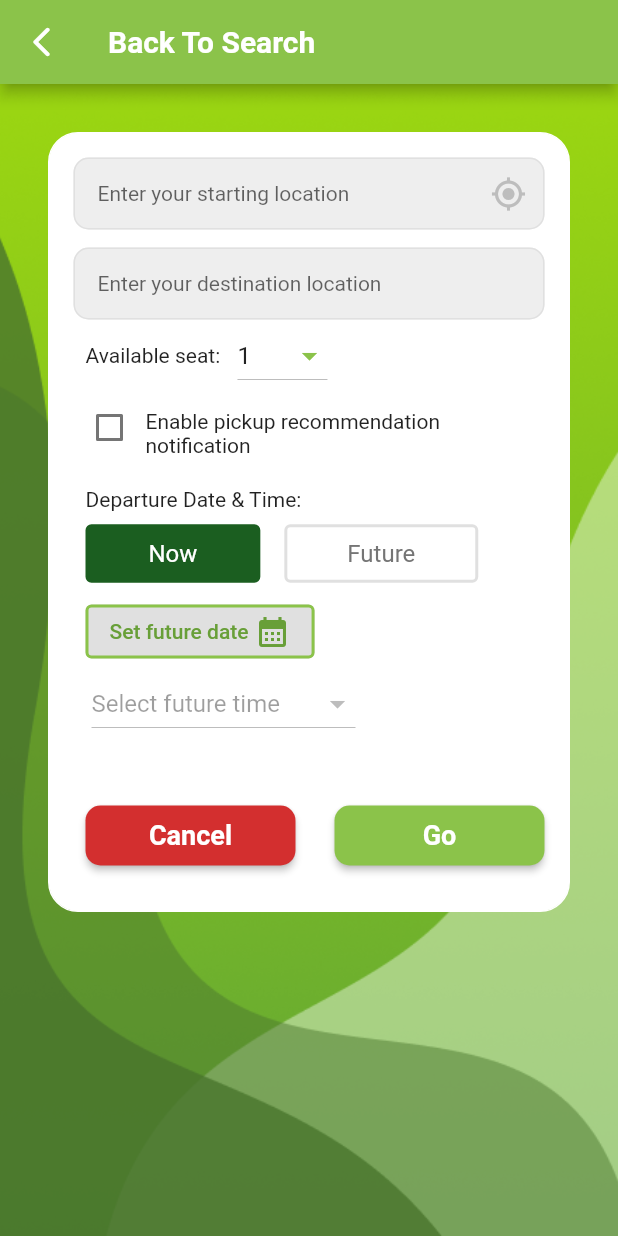
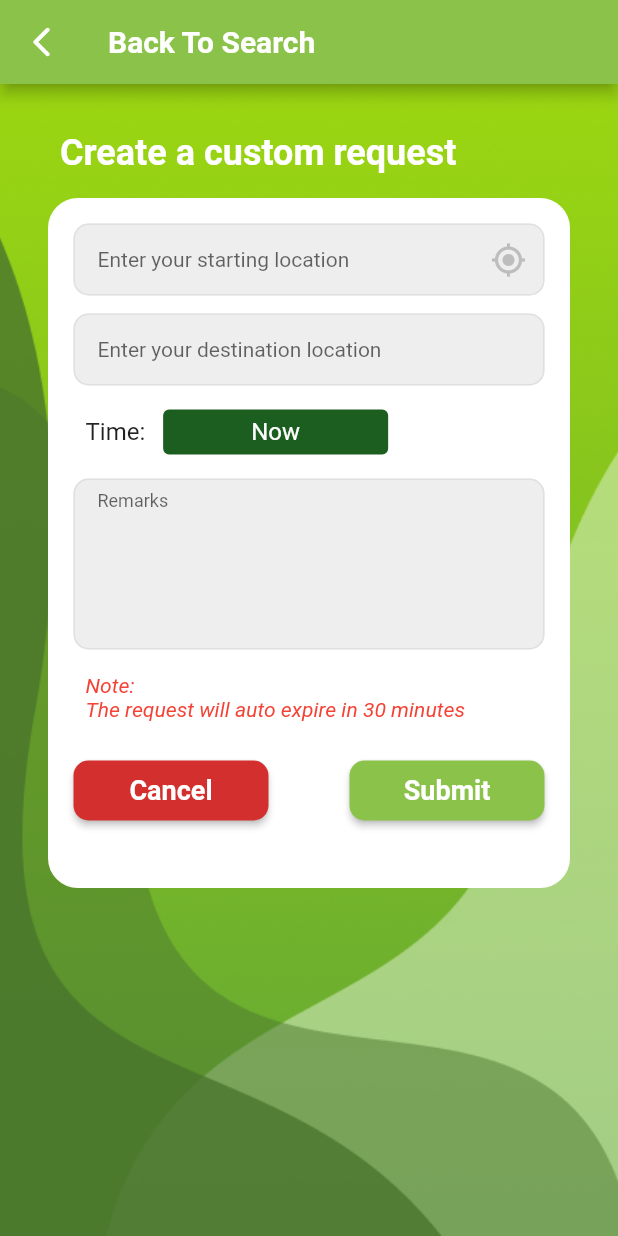
Before and after one commit to Endairion/6002CEM_Group13, a Flutter app: the SearchAvailableTrips screen opened directly, after a tap on "Request for trips", on a phone screen of 412 x 824 dp. Run offline on Flutter 3.47's test engine with Material 2 defaults, Android fonts, the phone set to English and light mode, and no system bars; our stand-ins replace firebase_core, flutter_native_splash, get; accounts and stored records are empty; network calls fail; statements that could not run were skipped.

Commit message:
Update custom trip request page ui

```diff
--- a/lib/CreateCustomTrip.dart
+++ b/lib/CreateCustomTrip.dart
@@ -18,61 +18,6 @@ class CreateCustomTrip extends StatefulWidget {
 }
 
 class _CreateCustomTripState extends State<CreateCustomTrip> {
-  // Set Initial Selected Value
-  String _dropDownValue = '1';
-  // List of items in available seats menu
-  final _seatValue = ['1', '2', '3', '4', '5', '6'];
-
-  bool _pickupNotificationIsChecked = false;
-
-  int _departureValue = 1;
-
-  bool _isFutureDateActive = false;
-
-  // Set Initial Selected Value for future time
-  String _timeDropDownValue = 'Select future time';
-  // List of items in available seats menu
-  final _timeValue = [
-    'Select future time',
-    '5:00 am',
-    '6:00 am',
-    '7:00 am',
-    '8:00 am',
-    '9:00am',
-    '10:00 am',
-    '11:00am',
-    '12:00 pm',
-    '1:00 pm',
-    '2:00 pm',
-    '3:00 pm',
-    '4:00 pm',
-    '5:00 pm',
-    '6:00 pm',
-    '7:00 pm',
-    '8:00 pm',
-    '9:00 pm',
-    '10:00 pm',
-    '11:00 pm',
-    '12:00 am'
-  ];
-
-  //future date picker
-  DateTime selectedDate = DateTime.now();
-  String selectedDateText = 'Set future date';
-
-  Future<void> _selectDate(BuildContext context) async {
-    final DateTime? picked = await showDatePicker(
-        context: context,
-        initialDate: selectedDate,
-        firstDate: selectedDate,
-        lastDate: DateTime(2100));
-    if (picked != null && picked != selectedDate) {
-      setState(() {
-        selectedDate = picked;
-        selectedDateText = DateFormat("dd-MM-yyyy").format(selectedDate);
-      });
-    }
-  }
 
   final TextEditingController _controller = TextEditingController();
   final TextEditingController _controller2 = TextEditingController();
@@ -182,12 +127,22 @@ class _CreateCustomTripState extends State<CreateCustomTrip> {
               ),
             ),
             constraints: BoxConstraints.expand(),
+            child: Padding(
+              padding: const EdgeInsets.fromLTRB(32,32,32,0),
               child: Column(
+                crossAxisAlignment: CrossAxisAlignment.start,
                 children: [
                   Padding(
-                  padding: const EdgeInsets.only(top: 32, left: 32, right: 32),
-                  child: Container(
-                    height: 520,
+                    padding: const EdgeInsets.only(left:8, bottom: 16),
+                    child: Text('Create a custom request',
+                    style: TextStyle(
+                      fontWeight: FontWeight.bold,
+                      color: Colors.white,
+                      fontSize: 24,
+                    ),),
+                  ),
+                  Container(
+                    height: 460,
                     width: double.infinity,
                     decoration: BoxDecoration(
                       border: Border.all(
@@ -200,6 +155,7 @@ class _CreateCustomTripState extends State<CreateCustomTrip> {
                       padding:
                           const EdgeInsets.only(top: 16, left: 16, right: 16),
                       child: Column(
+                        crossAxisAlignment: CrossAxisAlignment.start,
                         children: [
                           TextField(
                             controller: _controller,
@@ -298,144 +254,97 @@ class _CreateCustomTripState extends State<CreateCustomTrip> {
                               );
                             },
                           ),
-                          Container(
-                            child: Row(
+                          SizedBox(
+                            height: 16,
+                          ),
+                          Row(
                             children: [
-                                Padding(
-                                  padding:
-                                  const EdgeInsets.only(left: 8, right: 8),
-                                  child: Text('Available seat: '),
+                              SizedBox(width: 8,),
+                              Text('Time: ',
+                              style: TextStyle(
+                                fontSize: 16,
+                              ),),
+                              SizedBox(
+                                width: 8,
                               ),
                               Container(
-                                  width: 60,
-                                  child: DropdownButton(
-                                    focusNode: _focusDropdown,
-                                    isExpanded: true,
-                                    value: _dropDownValue,
-                                    items: _seatValue.map((String items) {
-                                      return DropdownMenuItem(
-                                        value: items,
-                                        child: Text(items),
-                                      );
-                                    }).toList(),
-                                    onChanged: (String? newValue) {
-                                      setState(() {
-                                        _dropDownValue = newValue!;
-                                      });
-                                    },
-                                    iconEnabledColor: Colors.lightGreen,
+                                width: 150,
+                                height: 30,
+                                decoration: BoxDecoration(
+                                  color: Colors.green[900],
+                                  borderRadius: BorderRadius.circular(4),
+                                  border: Border.all(
+                                    color: Colors.green.shade900,
+                                    width: 2,
+                                  ),
+                                ),
+                                child: Center(
+                                  child: Text(
+                                    'Now',
+                                    style: TextStyle(
+                                      color: Colors.white,
+                                      fontSize: 16,
+                                    ),
+                                  ),
                                 ),
                               ),
                             ],
                           ),
+                          SizedBox(
+                            height: 16,
                           ),
-                          Row(
-                            children: [
-                              Checkbox(
-                                  checkColor: Colors.white,
-                                  activeColor: Colors.green[900],
-                                  value: _pickupNotificationIsChecked,
-                                  onChanged: (bool? value) {
-                                    setState(() {
-                                      _pickupNotificationIsChecked = value!;
-                                    });
-                                  }),
+                          TextField(
+                            onTap: () {},
+                            keyboardType: TextInputType.text,
+                            cursorColor: Colors.lightGreen,
+                            decoration: InputDecoration(
+                                contentPadding: EdgeInsets.symmetric(
+                                    vertical: 8, horizontal: 16),
+                                filled: true,
+                                fillColor: Colors.grey[200],
+                                border: OutlineInputBorder(),
+                                hintText: 'Remarks',
+                                enabledBorder: OutlineInputBorder(
+                                  borderSide: BorderSide(
+                                    width: 1,
+                                    color: Colors.grey.shade300,
+                                  ),
+                                  borderRadius: BorderRadius.circular(10),
+                                ),),
+                            style: TextStyle(
+                              fontSize: 12,
+                            ),
+                            minLines: 7,
+                            maxLines: 7,
+                          ),
+                          SizedBox(
+                            height: 16,
+                          ),
                           Padding(
-                                padding: const EdgeInsets.only(top: 8),
-                                child: Text(
-                                    'Enable pickup recommendation \nnotification'),
+                            padding: const EdgeInsets.only(left:8.0),
+                            child: Text('Note:',
+                            style: TextStyle(
+                              fontSize: 14,
+                              color: Colors.red,
+                              fontStyle: FontStyle.italic,
+                            ),),
                           ),
-                            ],
+                          Padding(
+                            padding: const EdgeInsets.only(left:8.0),
+                            child: Text('The request will auto expire in 30 minutes',
+                              style: TextStyle(
+                                fontSize: 14,
+                                color: Colors.red,
+                                fontStyle: FontStyle.italic,
+                              ),),
                           ),
-                          Container(
-                              padding: const EdgeInsets.only(top: 16, left: 8),
-                              width: double.infinity,
-                              child: Text('Departure Date & Time:')),
-                          Row(
-                            children: [
-                              MyRadioListTile<int>(
-                                value: 1,
-                                groupValue: _departureValue,
-                                leading: 'Now',
-                                onChanged: (value) => setState(() {
-                                  _departureValue = value!;
-                                  _isFutureDateActive = false;
-                                }),
+                          SizedBox(
+                            height: 22,
                           ),
-                              MyRadioListTile<int>(
-                                value: 2,
-                                groupValue: _departureValue,
-                                leading: 'Future',
-                                onChanged: (value) => setState(() {
-                                  _departureValue = value!;
-                                  _isFutureDateActive = true;
-                                }),
-                              ),
-                            ],
-                          ),
-                          Container(
-                            alignment: Alignment.centerLeft,
-                            padding: const EdgeInsets.only(left: 8),
-                            child: Column(
+                          Column(
                             crossAxisAlignment: CrossAxisAlignment.start,
                             children: [
-                                ElevatedButton(
-                                  onPressed: _isFutureDateActive ? () {
-                                    _selectDate(context);
-                                  } : null,
-                                  child: Row(
-                                    mainAxisSize: MainAxisSize.min,
-                                    children: [
-                                      Text(
-                                        selectedDateText,
-                                        style: TextStyle(
-                                          color: Colors.lightGreen[700],
-                                        ),
-                                      ),
-                                      Padding(
-                                        padding: const EdgeInsets.only(left: 4),
-                                        child: Icon(
-                                          Icons.calendar_month,
-                                          color: Colors.lightGreen[700],
-                                        ),
-                                      )
-                                    ],
-                                  ),
-                                  style: ElevatedButton.styleFrom(
-                                    backgroundColor: Colors.white,
-                                    side: const BorderSide(
-                                      width: 2.0,
-                                      color: Colors.lightGreen,
-                                    ),
-                                  ),
-                                ),
                               Container(
-                                  width: 180,
-                                  child: Padding(
-                                    padding: const EdgeInsets.only(left: 4),
-                                    child: DropdownButton(
-                                      isExpanded: true,
-                                      value: _timeDropDownValue,
-                                      items: _timeValue.map((String item) {
-                                        return DropdownMenuItem(
-                                          value: item,
-                                          child: Text(item),
-                                        );
-                                      }).toList(),
-                                      onChanged: _isFutureDateActive
-                                          ? (String? newValue) {
-                                        setState(() {
-                                          _timeDropDownValue = newValue!;
-                                        });
-                                      }
-                                          : null,
-                                      iconEnabledColor: Colors.lightGreen,
-                                    ),
-                                  ),
-                                ),
-                                Padding(
-                                  padding: const EdgeInsets.only(top: 40.0),
-                                  child: Container(
                                 child: Row(
                                   mainAxisAlignment:
                                       MainAxisAlignment.spaceBetween,
@@ -450,7 +359,7 @@ class _CreateCustomTripState extends State<CreateCustomTrip> {
                                         ),
                                       ),
                                       style: ElevatedButton.styleFrom(
-                                              minimumSize: Size(140, 40),
+                                          minimumSize: Size(130, 40),
                                           backgroundColor: Colors.red[700],
                                           shape: RoundedRectangleBorder(
                                             borderRadius:
@@ -460,14 +369,14 @@ class _CreateCustomTripState extends State<CreateCustomTrip> {
                                     ElevatedButton(
                                       onPressed: () {},
                                       child: Text(
-                                            'Go',
+                                        'Submit',
                                         style: TextStyle(
                                           fontWeight: FontWeight.bold,
                                           fontSize: 18,
                                         ),
                                       ),
                                       style: ElevatedButton.styleFrom(
-                                              minimumSize: Size(140, 40),
+                                          minimumSize: Size(130, 40),
                                           backgroundColor:
                                               Colors.lightGreen,
                                           shape: RoundedRectangleBorder(
@@ -478,16 +387,14 @@ class _CreateCustomTripState extends State<CreateCustomTrip> {
                                   ],
                                 ),
                               ),
-                                )
                             ],
-                            ),
                           ),
                         ],
                       ),
                     ),
                   ),
+                ],
               ),
-              ],
             )),
       ),
     );
```
Lines whose indentation alone changed are shown as unchanged.
